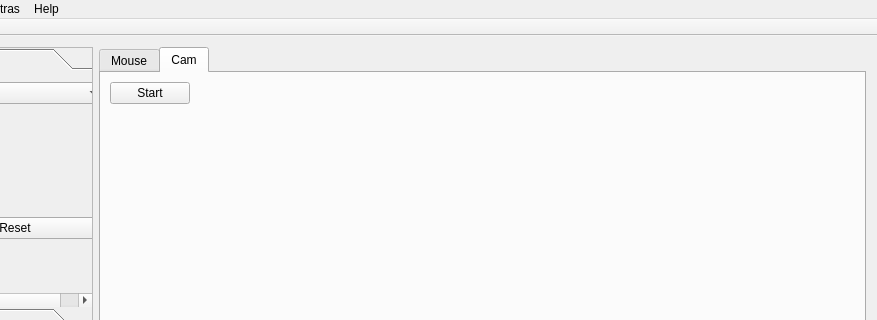
Above: mainwindow.ui from 607011/termenvox before the change; both pictures show x 98 to 975 and y 0 to 320 of the 975 by 456 pixel window. Below: the same form after it.
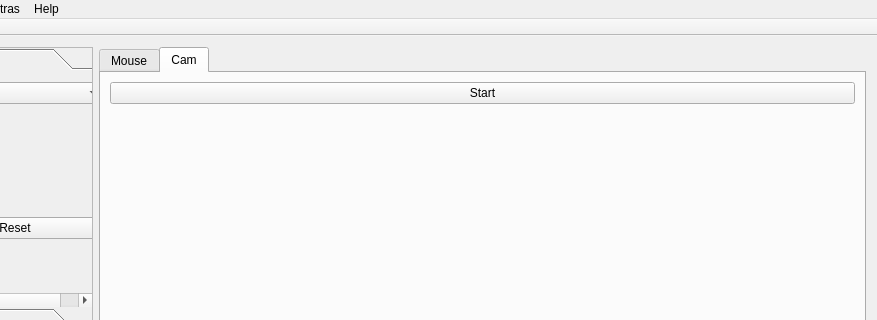
That is the form after the change.

The edit to the form file:
```diff
--- a/mainwindow.ui
+++ b/mainwindow.ui
@@ -1275,19 +1275,6 @@
             </item>
            </layout>
           </item>
-          <item>
-           <spacer name="horizontalSpacer_7">
-            <property name="orientation">
-             <enum>Qt::Horizontal</enum>
-            </property>
-            <property name="sizeHint" stdset="0">
-             <size>
-              <width>40</width>
-              <height>20</height>
-             </size>
-            </property>
-           </spacer>
-          </item>
          </layout>
         </item>
        </layout>
```
